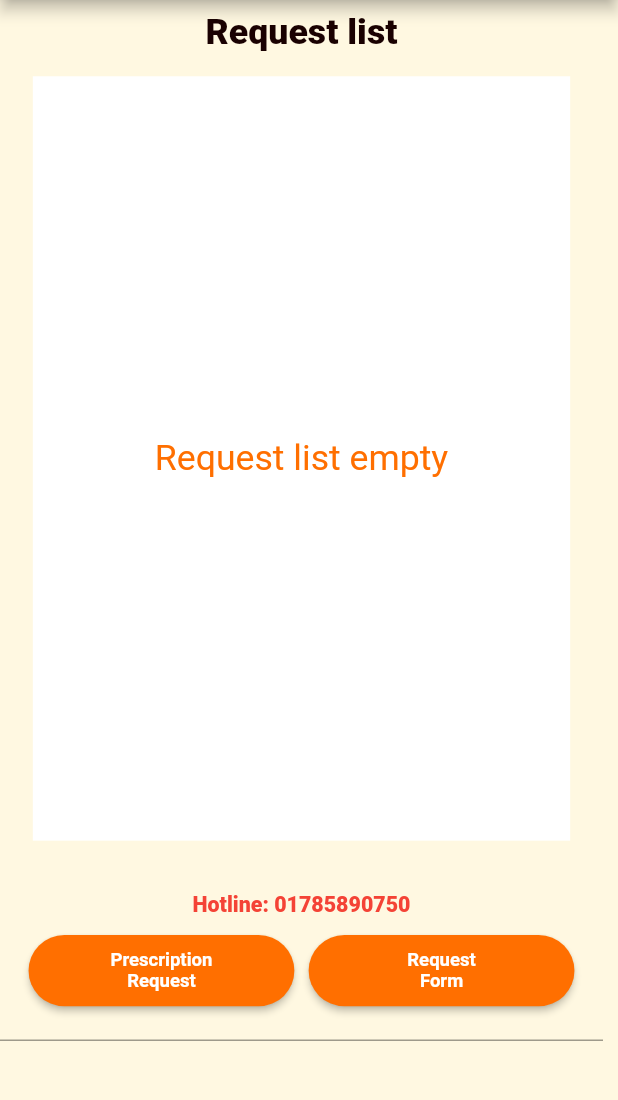
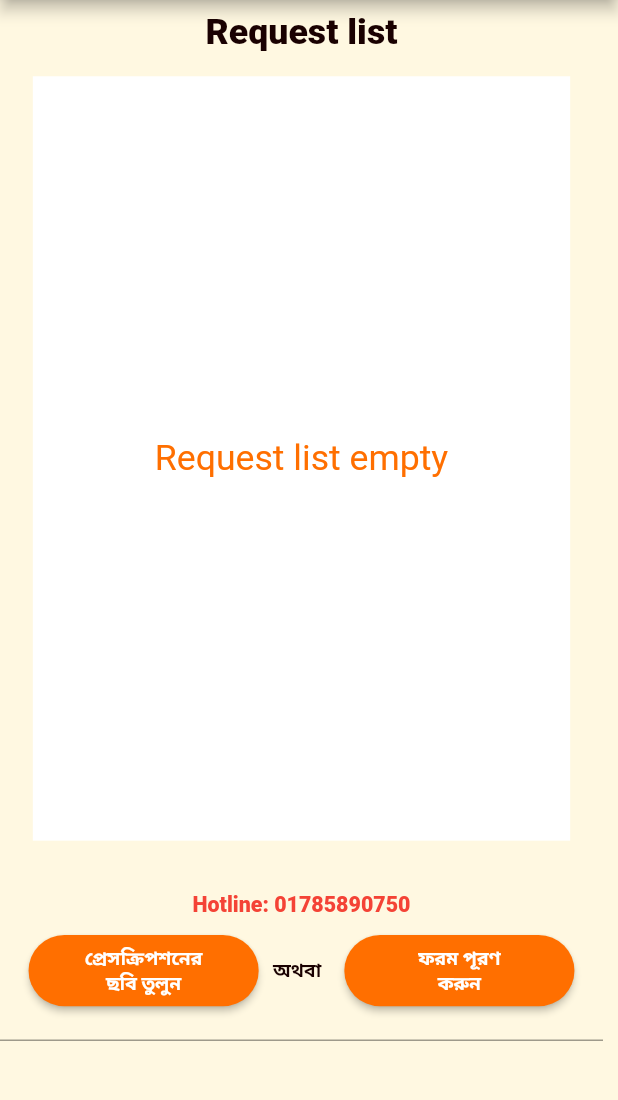
Before and after one commit to adnan-ullah/encoderit-meditest, a Flutter app: the HomeScreen screen opened directly, on a phone screen of 412 x 824 dp, the part 84-1184 px from its top. Run offline on Flutter 3.47's test engine with Material 2 defaults, Android fonts, the light colour scheme and no system bars; our stand-ins replace animated_splash_screen, device_preview, easy_splash_screen, firebase_core, firebase_database, firebase_messaging and 13 more; missing offline and left inert: dart:ffi, flutter_phone_direct_caller, map_launcher; accounts and stored records are empty.

Commit message:
main phase done3

```diff
--- a/lib/main.dart
+++ b/lib/main.dart
@@ -7,6 +7,7 @@ import 'package:flutter/material.dart';
 import 'package:get/get.dart';
 import 'package:healthcare_homelab/constants/colors.dart';
 import 'package:healthcare_homelab/db/databse_model.dart';
+import 'package:healthcare_homelab/presentation/pages/Create_Prescription.dart';
 import 'package:healthcare_homelab/presentation/pages/Create_Request.dart';
 import 'package:healthcare_homelab/presentation/pages/HomeScreen.dart';
 import 'package:healthcare_homelab/presentation/pages/Invoice_pdf/page/PdfPage.dart';
--- a/lib/presentation/pages/Create_Prescription.dart
+++ b/lib/presentation/pages/Create_Prescription.dart
@@ -667,7 +667,8 @@ class _PrescriptionState extends State<Prescription> {
                                 shape: const StadiumBorder(),
                                 color: orangeColor,
                                 child: Text(
-                                  "Submit",
+                                  // "Submit",
+                                  "সাবমিট",
                                   textAlign: TextAlign.center,
                                   style: TextStyle(
                                       color: fullWhiteColor,
--- a/lib/presentation/pages/HomeScreen.dart
+++ b/lib/presentation/pages/HomeScreen.dart
@@ -108,7 +108,8 @@ class _HomeScreenState extends State<HomeScreen> {
                         shape: const StadiumBorder(),
                         color: orangeColor,
                         child: Text(
-                          "Prescription \nRequest",
+                          // "Prescription \nRequest",
+                          "প্রেসক্রিপশনের \nছবি তুলুন",
                           textAlign: TextAlign.center,
                           style: TextStyle(
                               color: fullWhiteColor,
@@ -118,8 +119,16 @@ class _HomeScreenState extends State<HomeScreen> {
                       ),
                     ),
                   ),
-                  SizedBox(
-                    width: DM.p10,
+                  Container(
+                    margin: EdgeInsets.symmetric(horizontal: DM.p10),
+                    width: DM.p40,
+                    child: Text(
+                      "অথবা",
+                      style: TextStyle(
+                          fontWeight: FontWeight.w600,
+                          fontSize: DM.p13,
+                          color: Color.fromARGB(255, 26, 1, 1)),
+                    ),
                   ),
                   Expanded(
                     child: SizedBox(
@@ -134,7 +143,8 @@ class _HomeScreenState extends State<HomeScreen> {
                         shape: const StadiumBorder(),
                         color: orangeColor,
                         child: Text(
-                          "Request \nForm",
+                          //"Request \nForm",
+                          "ফরম পূরণ \nকরুন",
                           textAlign: TextAlign.center,
                           style: TextStyle(
                               color: fullWhiteColor,
--- a/lib/presentation/widgets/projectsWidget/ConfirmationList.dart
+++ b/lib/presentation/widgets/projectsWidget/ConfirmationList.dart
@@ -210,7 +210,7 @@ class _ConfirmationListState extends State<ConfirmationList> {
                         shape: const StadiumBorder(),
                         color: orangeColor,
                         child: Text(
-                          "Confirm",
+                          "কনফার্ম",
                           style: TextStyle(
                               color: fullWhiteColor,
                               fontSize: DM.p15,
```
Also changed, not shown: lib/presentation/pages/Create_Request.dart (+5 -3 lines), lib/presentation/pages/Login_info.dart (+11 -11 lines), 2 other files.
